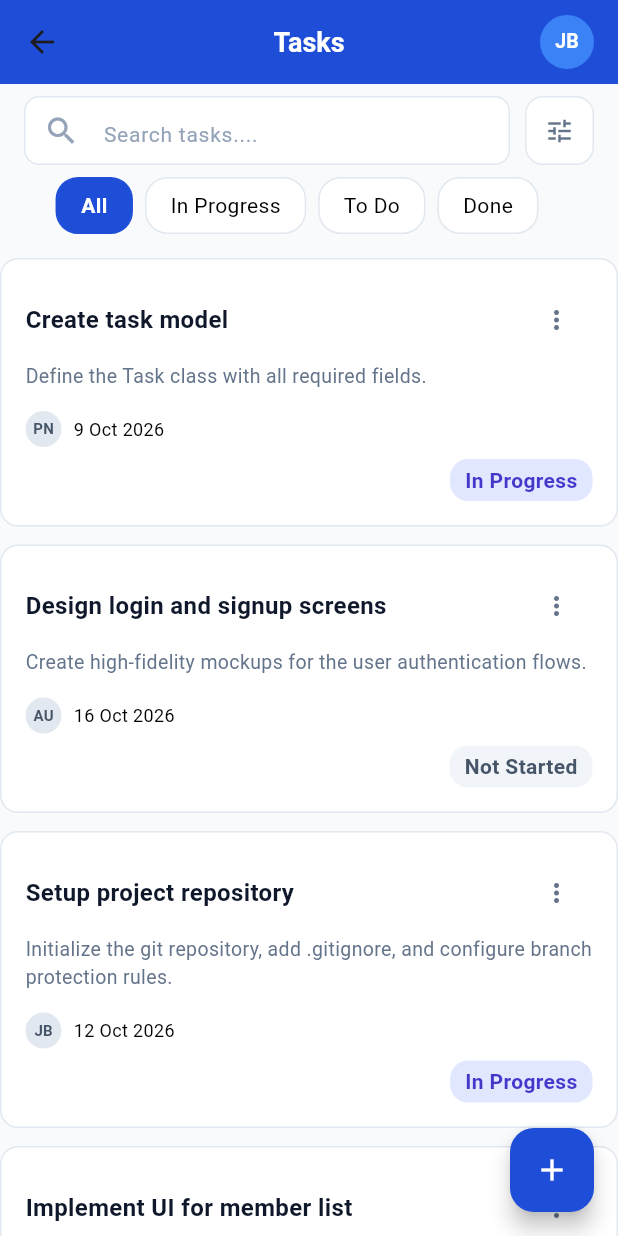
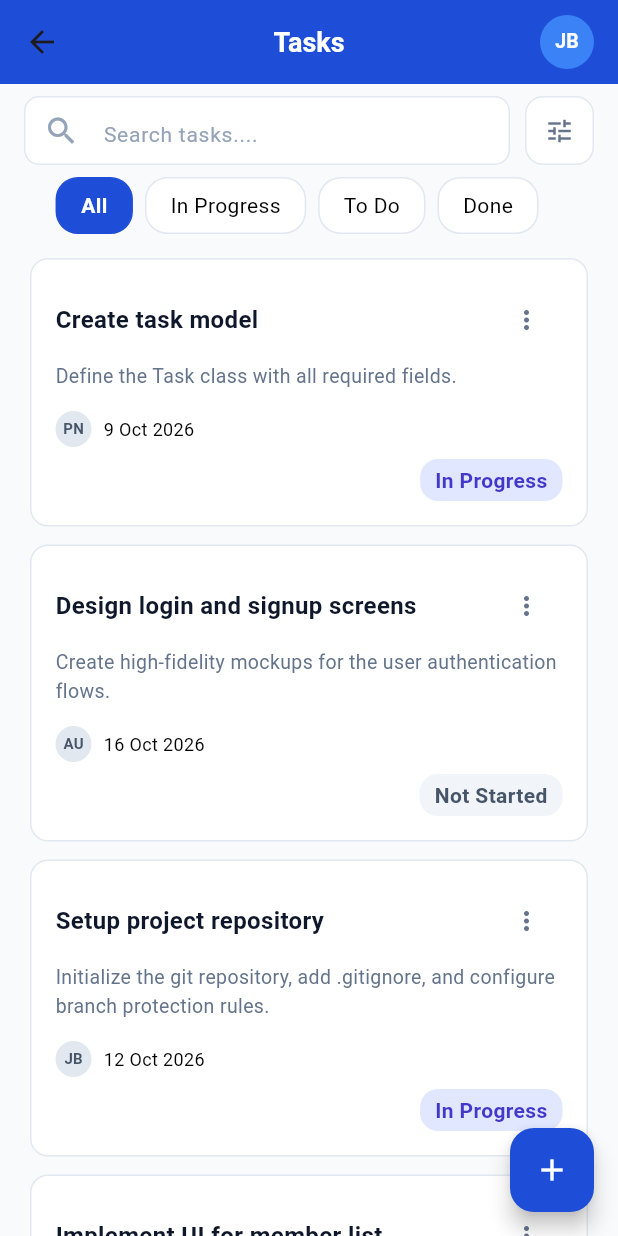
Before and after one commit to L-nsamba/Group13_Formative_Assignment1, a Flutter app: the TaskListScreen screen opened by its route, on a phone screen of 412 x 824 dp. Run offline on Flutter 3.47's test engine with Material 3 defaults, Android fonts, the phone set to English and light mode, and no system bars; accounts and stored records are empty.

Commit message:
Updated layout of task list screen

```diff
--- a/project_task_tracker/lib/screens/task_list_screen.dart
+++ b/project_task_tracker/lib/screens/task_list_screen.dart
@@ -244,7 +244,8 @@ Widget _buildPriorityTile(String label, Priority? priority, [Color? dotColor]) {
     const Color darkBlue = Color(0xFF1E4ED8);
 
     return Scaffold(
-      backgroundColor: const Color(0xFFF8FAFC), // Light canvas background
+      backgroundColor: const Color(0xFFF8FAFC),
+       // Light canvas background
       appBar: AppBar(
         backgroundColor: darkBlue,
         elevation: 0,
@@ -279,7 +280,7 @@ Widget _buildPriorityTile(String label, Priority? priority, [Color? dotColor]) {
       body: Column(
         children: [
           Padding(
-            padding: EdgeInsets.symmetric(horizontal: 16.0, vertical: 8.0),
+            padding: EdgeInsets.symmetric(horizontal: 16.0, vertical: 8.0,),
 
             child: Row(
               children: [
@@ -421,6 +422,8 @@ Widget _buildPriorityTile(String label, Priority? priority, [Color? dotColor]) {
                   ),
                 ),
               ):Expanded(
+            child: Padding(
+              padding: const EdgeInsets.symmetric(horizontal: 20),
               child: ListView.builder(
                 itemCount: filteredTasks.length,
                 itemBuilder: (context, index) {
@@ -602,6 +605,7 @@ Widget _buildPriorityTile(String label, Priority? priority, [Color? dotColor]) {
                 },
               ),
             ),
+          ),
 
 
         ],
```
Lines whose indentation alone changed are shown as unchanged.
